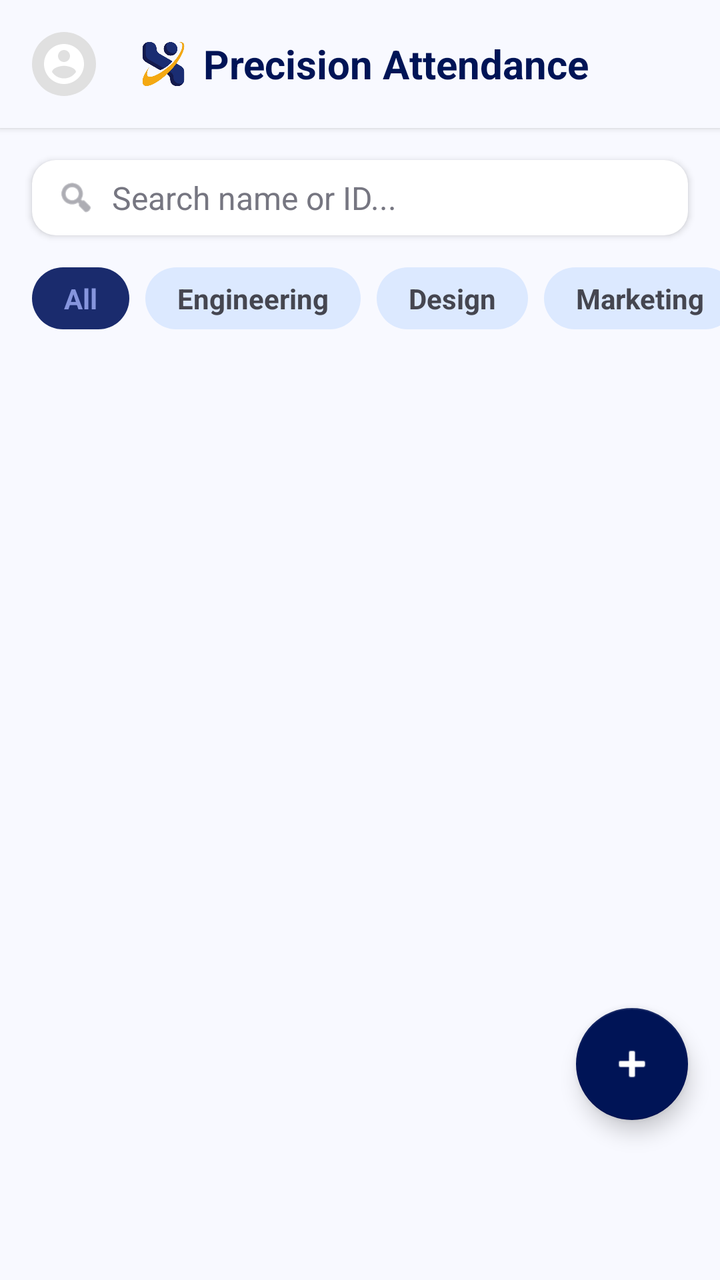
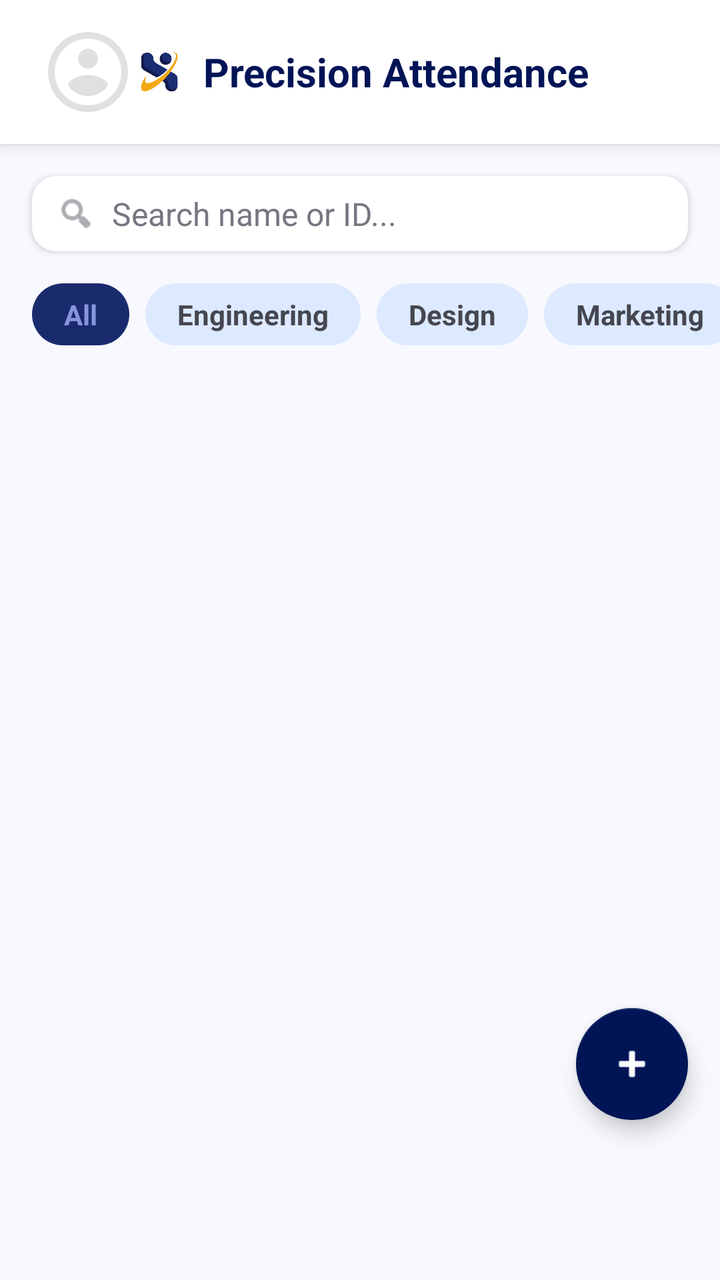

Compare the two renders of this Android layout. The source of the first and the diff that turns it into the second are given below.
<!-- AndroidManifest.xml: application theme Theme.JavaTraining -->
<!-- res/layout/fragment_employees.xml -->
<?xml version="1.0" encoding="utf-8"?>
<androidx.constraintlayout.widget.ConstraintLayout xmlns:android="http://schemas.android.com/apk/res/android"
    xmlns:app="http://schemas.android.com/apk/res-auto"
    xmlns:tools="http://schemas.android.com/tools"
    android:layout_width="match_parent"
    android:layout_height="match_parent"
    android:background="@color/html_background"
    android:fitsSystemWindows="true">

    
    <androidx.constraintlayout.widget.ConstraintLayout
        android:id="@+id/clHeader"
        android:layout_width="match_parent"
        android:layout_height="64dp"
        android:background="#F8F9FF"
        android:elevation="2dp"
        android:paddingHorizontal="16dp"
        app:layout_constraintTop_toTopOf="parent">

        <ImageView
            android:id="@+id/ivProfile"
            android:layout_width="32dp"
            android:layout_height="32dp"
            android:background="@drawable/bg_avatar_circle"
            android:backgroundTint="#E0E0E0"
            android:padding="4dp"
            android:src="@drawable/ic_avatar"
            app:layout_constraintBottom_toBottomOf="parent"
            app:layout_constraintStart_toStartOf="parent"
            app:layout_constraintTop_toTopOf="parent" />

        <LinearLayout
            android:layout_width="wrap_content"
            android:layout_height="wrap_content"
            android:gravity="center_vertical"
            android:orientation="horizontal"
            app:layout_constraintBottom_toBottomOf="parent"
            app:layout_constraintEnd_toEndOf="parent"
            app:layout_constraintStart_toStartOf="parent"
            app:layout_constraintTop_toTopOf="parent">

            <ImageView
                android:layout_width="32dp"
                android:layout_height="32dp"
                android:layout_marginEnd="4dp"
                android:src="@drawable/logo_face_recognition" />

            <TextView
                android:layout_width="wrap_content"
                android:layout_height="wrap_content"
                android:text="Precision Attendance"
                android:textColor="@color/html_primary"
                android:textSize="20sp"
                android:textStyle="bold" />
        </LinearLayout>

        <View
            android:layout_width="32dp"
            android:layout_height="32dp"
            app:layout_constraintBottom_toBottomOf="parent"
            app:layout_constraintEnd_toEndOf="parent"
            app:layout_constraintTop_toTopOf="parent" />
    </androidx.constraintlayout.widget.ConstraintLayout>

    
    <LinearLayout
        android:id="@+id/llSearch"
        android:layout_width="match_parent"
        android:layout_height="wrap_content"
        android:layout_marginHorizontal="16dp"
        android:layout_marginTop="16dp"
        android:background="@drawable/bg_input_rounded"
        android:backgroundTint="@color/html_surface_container_lowest"
        android:elevation="2dp"
        android:gravity="center_vertical"
        android:orientation="horizontal"
        android:paddingHorizontal="12dp"
        android:paddingVertical="8dp"
        app:layout_constraintTop_toBottomOf="@id/clHeader">

        <ImageView
            android:layout_width="20dp"
            android:layout_height="20dp"
            android:src="@android:drawable/ic_menu_search"
            app:tint="@color/html_outline" />

        <EditText
            android:id="@+id/etSearch"
            android:layout_width="match_parent"
            android:layout_height="wrap_content"
            android:layout_marginStart="8dp"
            android:background="@android:color/transparent"
            android:hint="Search name or ID..."
            android:inputType="text"
            android:textColor="@color/html_on_surface"
            android:textColorHint="@color/html_outline"
            android:textSize="16sp" />
    </LinearLayout>

    
    <HorizontalScrollView
        android:id="@+id/svChips"
        android:layout_width="match_parent"
        android:layout_height="wrap_content"
        android:layout_marginTop="16dp"
        android:clipToPadding="false"
        android:paddingHorizontal="16dp"
        android:scrollbars="none"
        app:layout_constraintTop_toBottomOf="@id/llSearch">

        <LinearLayout
            android:layout_width="wrap_content"
            android:layout_height="wrap_content"
            android:orientation="horizontal">

            <TextView
                android:layout_width="wrap_content"
                android:layout_height="wrap_content"
                android:layout_marginEnd="8dp"
                android:background="@drawable/bg_chip_active"
                android:paddingHorizontal="16dp"
                android:paddingVertical="6dp"
                android:text="All"
                android:textColor="@color/html_on_primary_container"
                android:textSize="14sp"
                android:textStyle="bold" />

            <TextView
                android:layout_width="wrap_content"
                android:layout_height="wrap_content"
                android:layout_marginEnd="8dp"
                android:background="@drawable/bg_chip_inactive"
                android:paddingHorizontal="16dp"
                android:paddingVertical="6dp"
                android:text="Engineering"
                android:textColor="@color/html_on_surface_variant"
                android:textSize="14sp"
                android:textStyle="bold" />

            <TextView
                android:layout_width="wrap_content"
                android:layout_height="wrap_content"
                android:layout_marginEnd="8dp"
                android:background="@drawable/bg_chip_inactive"
                android:paddingHorizontal="16dp"
                android:paddingVertical="6dp"
                android:text="Design"
                android:textColor="@color/html_on_surface_variant"
                android:textSize="14sp"
                android:textStyle="bold" />

            <TextView
                android:layout_width="wrap_content"
                android:layout_height="wrap_content"
                android:layout_marginEnd="8dp"
                android:background="@drawable/bg_chip_inactive"
                android:paddingHorizontal="16dp"
                android:paddingVertical="6dp"
                android:text="Marketing"
                android:textColor="@color/html_on_surface_variant"
                android:textSize="14sp"
                android:textStyle="bold" />
        </LinearLayout>
    </HorizontalScrollView>

    
    <androidx.recyclerview.widget.RecyclerView
        android:id="@+id/rvEmployees"
        android:layout_width="match_parent"
        android:layout_height="0dp"
        android:layout_marginTop="16dp"
        android:clipToPadding="false"
        android:paddingHorizontal="16dp"
        android:paddingBottom="100dp"
        app:layout_constraintBottom_toBottomOf="parent"
        app:layout_constraintTop_toBottomOf="@id/svChips" />

    
    <com.google.android.material.floatingactionbutton.FloatingActionButton
        android:id="@+id/fabAdd"
        android:layout_width="wrap_content"
        android:layout_height="wrap_content"
        android:layout_marginEnd="16dp"
        android:layout_marginBottom="80dp"
        android:src="@android:drawable/ic_input_add"
        app:backgroundTint="@color/html_primary"
        app:tint="@color/html_on_primary"
        app:layout_constraintBottom_toBottomOf="parent"
        app:layout_constraintEnd_toEndOf="parent" />

</androidx.constraintlayout.widget.ConstraintLayout>
<!-- resources referenced by this layout -->
<resources>
  <color name="html_background">#f8f9ff</color>
  <color name="html_on_primary">#ffffff</color>
  <color name="html_on_primary_container">#8695dd</color>
  <color name="html_on_surface">#0b1c30</color>
  <color name="html_on_surface_variant">#454650</color>
  <color name="html_outline">#767681</color>
  <color name="html_primary">#001456</color>
  <color name="html_surface_container_lowest">#ffffff</color>
  <!-- drawable bg_avatar_circle (drawable) -->
  <shape xmlns:android="http://schemas.android.com/apk/res/android" android:shape="oval">
      <solid android:color="@color/dash_accent_orange" />
  </shape>
  <!-- drawable bg_chip_active (drawable) -->
  <?xml version="1.0" encoding="utf-8"?>
  <shape xmlns:android="http://schemas.android.com/apk/res/android"
      android:shape="rectangle">
      <solid android:color="@color/html_primary_container" />
      <corners android:radius="100dp" />
  </shape>
  <!-- drawable bg_chip_inactive (drawable) -->
  <?xml version="1.0" encoding="utf-8"?>
  <shape xmlns:android="http://schemas.android.com/apk/res/android"
      android:shape="rectangle">
      <solid android:color="@color/html_surface_container_high" />
      <corners android:radius="100dp" />
  </shape>
  <!-- drawable bg_input_rounded (drawable) -->
  <?xml version="1.0" encoding="utf-8"?>
  <shape xmlns:android="http://schemas.android.com/apk/res/android"
      android:shape="rectangle">
      <solid android:color="#F0F4F8" />
      <corners android:radius="12dp" />
  </shape>
  <!-- drawable ic_avatar (drawable) -->
  <vector xmlns:android="http://schemas.android.com/apk/res/android"
      android:width="24dp"
      android:height="24dp"
      android:viewportWidth="24"
      android:viewportHeight="24"
      android:tint="#FFFFFF">
      <path
          android:fillColor="@android:color/white"
          android:pathData="M12,2C6.48,2 2,6.48 2,12s4.48,10 10,10 10,-4.48 10,-10S17.52,2 12,2zM12,19.2c-2.5,0 -4.71,-1.28 -6,-3.22 0.03,-1.99 4,-3.08 6,-3.08 1.99,0 5.97,1.09 6,3.08 -1.29,1.94 -3.5,3.22 -6,3.22zM12,11c-1.66,0 -3,-1.34 -3,-3s1.34,-3 3,-3 3,1.34 3,3 -1.34,3 -3,3z"/>
  </vector>
  <!-- drawable logo_face_recognition: png bitmap (drawable, 96573 bytes) -->
  <style name="Theme.JavaTraining" parent="Theme.MaterialComponents.Light.NoActionBar">
          
          <item name="colorPrimary">@color/colorPrimary</item>
          <item name="colorPrimaryVariant">@color/colorPrimaryDark</item>
          <item name="colorOnPrimary">@color/textWhite</item>
          
          
          <item name="colorSecondary">@color/colorAccent</item>
          <item name="colorSecondaryVariant">@color/colorAccent</item>
          <item name="colorOnSecondary">@color/textWhite</item>
          
          
          <item name="android:colorBackground">@color/backgroundLight</item>
          <item name="colorSurface">@color/cardBackground</item>
          <item name="colorOnBackground">@color/textPrimary</item>
          <item name="colorOnSurface">@color/textPrimary</item>
          
          
          <item name="android:statusBarColor">@color/backgroundLight</item>
          <item name="android:windowLightStatusBar">true</item>
      </style>
  <color name="dash_accent_orange">#F4A912</color>
  <color name="html_primary_container">#1a2b6d</color>
  <color name="html_surface_container_high">#dce9ff</color>
  <color name="colorPrimary">#1A2D72</color>
  <color name="colorPrimaryDark">#141A4C</color>
  <color name="textWhite">#FFFFFF</color>
  <color name="colorAccent">#F4A912</color>
  <color name="backgroundLight">#1A2D72</color>
  <color name="cardBackground">#283C90</color>
  <color name="textPrimary">#FFFFFF</color>
</resources>

<!-- the commit's change to res/layout/fragment_employees.xml (unified diff, before → after) -->
@@ -11,19 +11,19 @@
     <androidx.constraintlayout.widget.ConstraintLayout
         android:id="@+id/clHeader"
         android:layout_width="match_parent"
-        android:layout_height="64dp"
-        android:background="#F8F9FF"
-        android:elevation="2dp"
-        android:paddingHorizontal="16dp"
+        android:layout_height="wrap_content"
+        android:background="#FFFFFF"
+        android:elevation="4dp"
+        android:paddingHorizontal="24dp"
+        android:paddingVertical="16dp"
         app:layout_constraintTop_toTopOf="parent">
 
         <ImageView
             android:id="@+id/ivProfile"
-            android:layout_width="32dp"
-            android:layout_height="32dp"
+            android:layout_width="40dp"
+            android:layout_height="40dp"
             android:background="@drawable/bg_avatar_circle"
             android:backgroundTint="#E0E0E0"
-            android:padding="4dp"
             android:src="@drawable/ic_avatar"
             app:layout_constraintBottom_toBottomOf="parent"
             app:layout_constraintStart_toStartOf="parent"
@@ -40,9 +40,9 @@
             app:layout_constraintTop_toTopOf="parent">
 
             <ImageView
-                android:layout_width="32dp"
-                android:layout_height="32dp"
-                android:layout_marginEnd="4dp"
+                android:layout_width="28dp"
+                android:layout_height="28dp"
+                android:layout_marginEnd="8dp"
                 android:src="@drawable/logo_face_recognition" />
 
             <TextView
@@ -55,8 +55,8 @@
         </LinearLayout>
 
         <View
-            android:layout_width="32dp"
-            android:layout_height="32dp"
+            android:layout_width="40dp"
+            android:layout_height="40dp"
             app:layout_constraintBottom_toBottomOf="parent"
             app:layout_constraintEnd_toEndOf="parent"
             app:layout_constraintTop_toTopOf="parent" />
